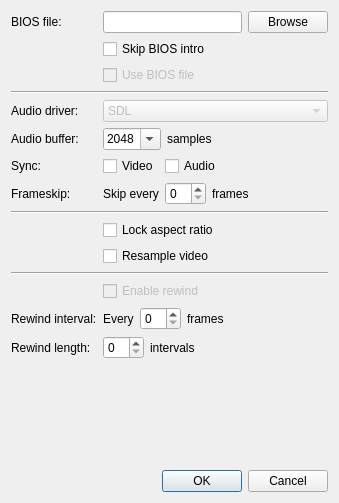
First picture: the form in Libretro/mgba/src/platform/qt/SettingsView.ui, repository kiddreads/Avalon-copy2, before the edit.
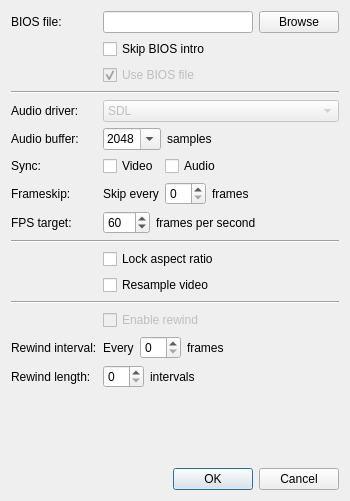
Second picture: the form after the edit.

Commit message: Qt: Add FPS target back to settings view

Patch:
```diff
--- a/Libretro/mgba/src/platform/qt/SettingsView.ui
+++ b/Libretro/mgba/src/platform/qt/SettingsView.ui
@@ -6,10 +6,16 @@
    <rect>
     <x>0</x>
     <y>0</y>
-    <width>339</width>
-    <height>503</height>
+    <width>350</width>
+    <height>501</height>
    </rect>
   </property>
+  <property name="sizePolicy">
+   <sizepolicy hsizetype="Fixed" vsizetype="Fixed">
+    <horstretch>0</horstretch>
+    <verstretch>0</verstretch>
+   </sizepolicy>
+  </property>
   <property name="windowTitle">
    <string>Settings</string>
   </property>
@@ -62,6 +68,9 @@
        <property name="text">
         <string>Use BIOS file</string>
        </property>
+       <property name="checked">
+        <bool>true</bool>
+       </property>
       </widget>
      </item>
      <item row="3" column="0" colspan="2">
@@ -205,35 +214,35 @@
        </item>
       </layout>
      </item>
-     <item row="8" column="0" colspan="2">
+     <item row="9" column="0" colspan="2">
       <widget class="Line" name="line">
        <property name="orientation">
         <enum>Qt::Horizontal</enum>
        </property>
       </widget>
      </item>
-     <item row="9" column="1">
+     <item row="10" column="1">
       <widget class="QCheckBox" name="lockAspectRatio">
        <property name="text">
         <string>Lock aspect ratio</string>
        </property>
       </widget>
      </item>
-     <item row="10" column="1">
+     <item row="11" column="1">
       <widget class="QCheckBox" name="resampleVideo">
        <property name="text">
         <string>Resample video</string>
        </property>
       </widget>
      </item>
-     <item row="11" column="0" colspan="2">
+     <item row="12" column="0" colspan="2">
       <widget class="Line" name="line_3">
        <property name="orientation">
         <enum>Qt::Horizontal</enum>
        </property>
       </widget>
      </item>
-     <item row="12" column="1">
+     <item row="13" column="1">
       <widget class="QCheckBox" name="rewind">
        <property name="enabled">
         <bool>false</bool>
@@ -243,14 +252,14 @@
        </property>
       </widget>
      </item>
-     <item row="13" column="0">
+     <item row="14" column="0">
       <widget class="QLabel" name="label_4">
        <property name="text">
         <string>Rewind interval:</string>
        </property>
       </widget>
      </item>
-     <item row="13" column="1">
+     <item row="14" column="1">
       <layout class="QHBoxLayout" name="horizontalLayout_12">
        <item>
         <widget class="QLabel" name="label_5">
@@ -271,14 +280,14 @@
        </item>
       </layout>
      </item>
-     <item row="14" column="0">
+     <item row="15" column="0">
       <widget class="QLabel" name="label_8">
        <property name="text">
         <string>Rewind length:</string>
        </property>
       </widget>
      </item>
-     <item row="14" column="1">
+     <item row="15" column="1">
       <layout class="QHBoxLayout" name="horizontalLayout_13">
        <item>
         <widget class="QSpinBox" name="rewindCapacity"/>
@@ -292,6 +301,34 @@
        </item>
       </layout>
      </item>
+     <item row="8" column="0">
+      <widget class="QLabel" name="label_3">
+       <property name="text">
+        <string>FPS target:</string>
+       </property>
+      </widget>
+     </item>
+     <item row="8" column="1">
+      <layout class="QHBoxLayout" name="horizontalLayout_2">
+       <item>
+        <widget class="QSpinBox" name="fpsTarget">
+         <property name="maximum">
+          <number>240</number>
+         </property>
+         <property name="value">
+          <number>60</number>
+         </property>
+        </widget>
+       </item>
+       <item>
+        <widget class="QLabel" name="label_11">
+         <property name="text">
+          <string>frames per second</string>
+         </property>
+        </widget>
+       </item>
+      </layout>
+     </item>
     </layout>
    </item>
    <item>
```
The commit also changes 1 other file.
